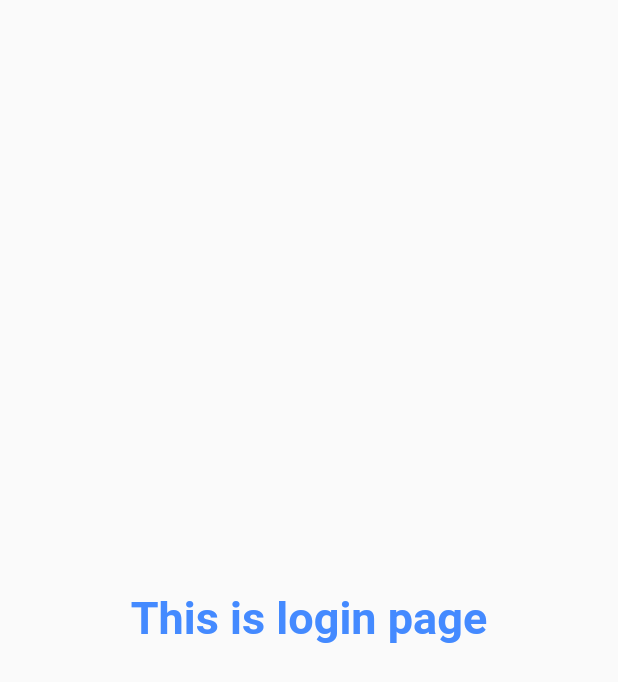
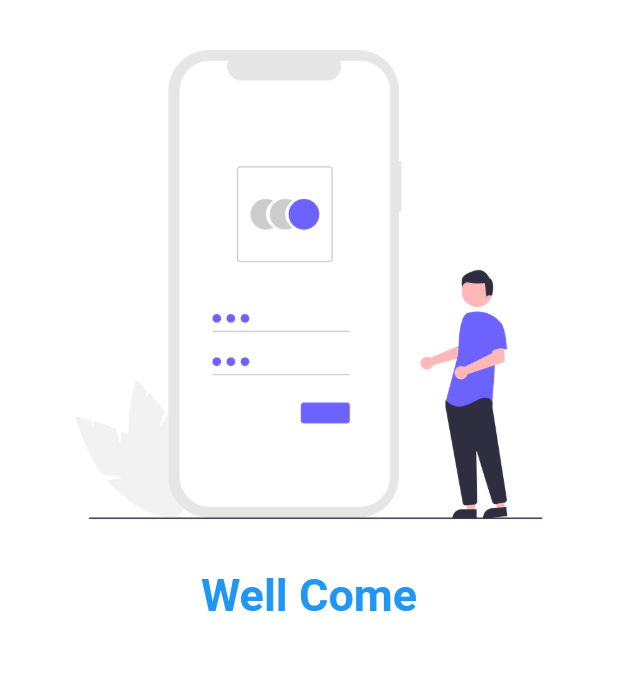
Before and after one commit to rahatkushtia/rahat, a Flutter app: the screen it shows after launch, on a phone screen of 412 x 824 dp. Shown: the top 682 px of the screen. Run offline on Flutter 3.47's test engine with Material 2 defaults, Android fonts, the phone set to English and light mode, and no system bars.

Commit message:
day3 complete

```diff
--- a/lib/main.dart
+++ b/lib/main.dart
@@ -15,6 +15,7 @@ class MyApp extends StatelessWidget {
       themeMode: ThemeMode.light,
       theme: ThemeData(primarySwatch: Colors.purple),
       darkTheme: ThemeData(brightness: Brightness.light),
+      initialRoute: "/login",
       routes: {
         "/": (context) => const LoginPage(),
         "/home": (context) => const HomePage(),
--- a/lib/pages/loginpage.dart
+++ b/lib/pages/loginpage.dart
@@ -5,15 +5,18 @@ class LoginPage extends StatelessWidget {
 
   @override
   Widget build(BuildContext context) {
-    return const Material(
-      child: Center(
-          child: Text(
-        "This is login page",
-        style: TextStyle(
-            fontSize: 30,
-            fontWeight: FontWeight.bold,
-            color: Colors.blueAccent),
-      )),
+    return Material(
+      color: Colors.white,
+      child: Column(
+        children: [
+          Image.asset("assets/images/01image.png"),
+          const Text(
+            "Well Come",
+            style: TextStyle(
+                fontSize: 30, fontWeight: FontWeight.bold, color: Colors.blue),
+          )
+        ],
+      ),
     );
   }
 }
--- a/pubspec.yaml
+++ b/pubspec.yaml
@@ -58,9 +58,9 @@ flutter:
   uses-material-design: true
 
   # To add assets to your application, add an assets section, like this:
-  # assets:
-  #   - images/a_dot_burr.jpeg
-  #   - images/a_dot_ham.jpeg
+  assets:
+    - assets/images/
+
 
   # An image asset can refer to one or more resolution-specific "variants", see
   # https://flutter.dev/assets-and-images/#resolution-aware.
```
Also changed, not shown: assets/images/01image.png (added).
